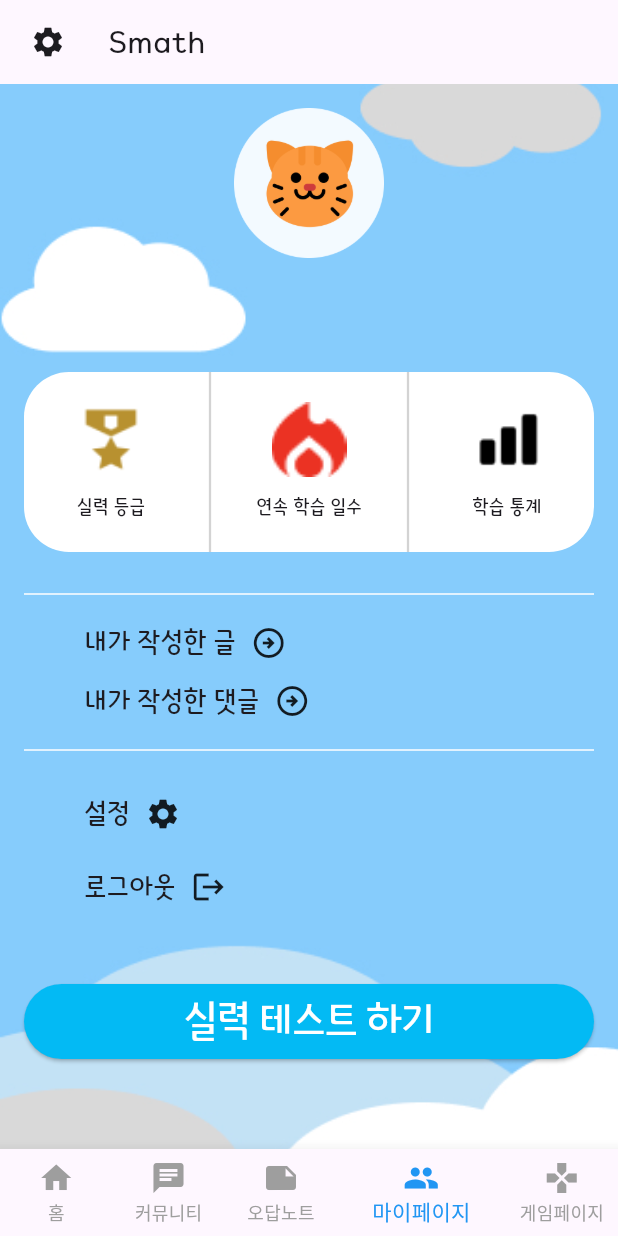
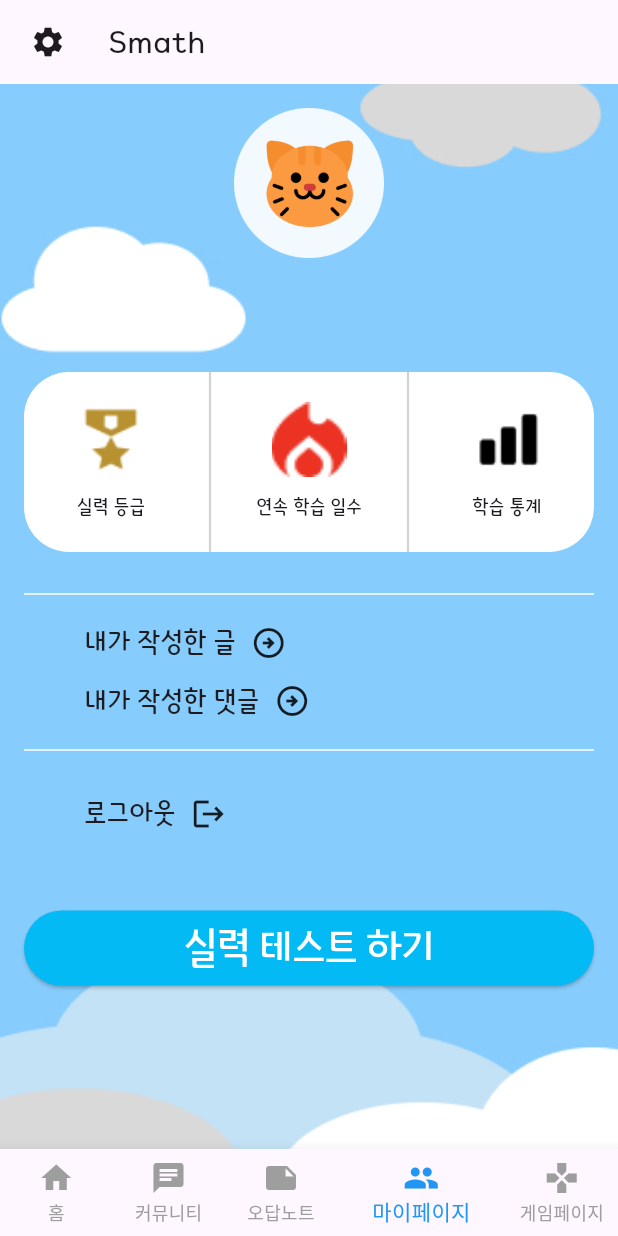
Before and after one commit to seongbe/mathgiveup, a Flutter app: the Homepage screen opened by its route, item 4 of the bottom bar chosen, on a phone screen of 412 x 824 dp. Run offline on Flutter 3.47's test engine with Material 3 defaults, Android fonts, the phone set to English and light mode, and no system bars; our stand-ins replace bubble, cloud_firestore, firebase_auth, firebase_core, fl_chart, flutter_secure_storage and 6 more; missing offline and left inert: dart:ffi, kakao_flutter_sdk_common, kakao_flutter_sdk_user; accounts and stored records are empty.

Commit message:
마이페이지 설정 버튼 수정

```diff
--- a/lib/page/mypage/mypage.dart
+++ b/lib/page/mypage/mypage.dart
@@ -81,12 +81,8 @@ class Mypage extends StatelessWidget {
               Divider(color: Colors.white, thickness: 1),
               GestureDetector(
                 onTap: () {
-                  Get.to(() => Setting());
+                  Get.to(() => LoginPage());
                 },
-                child: _buildMenuItem('설정', Icons.settings, paddingTop: 20),
-              ),
-              GestureDetector(
-                onTap: () {Get.to(() => LoginPage());},
                 child: _buildMenuItem('로그아웃', Icons.logout, paddingTop: 20),
               ),
               SizedBox(height: 50),
```
